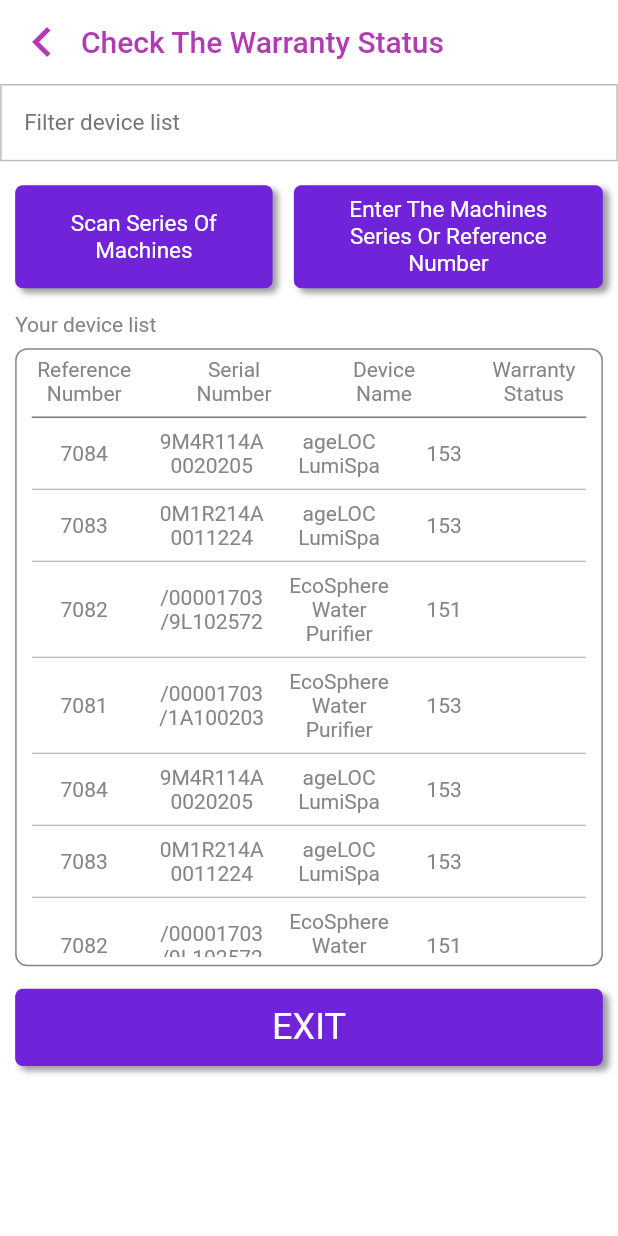
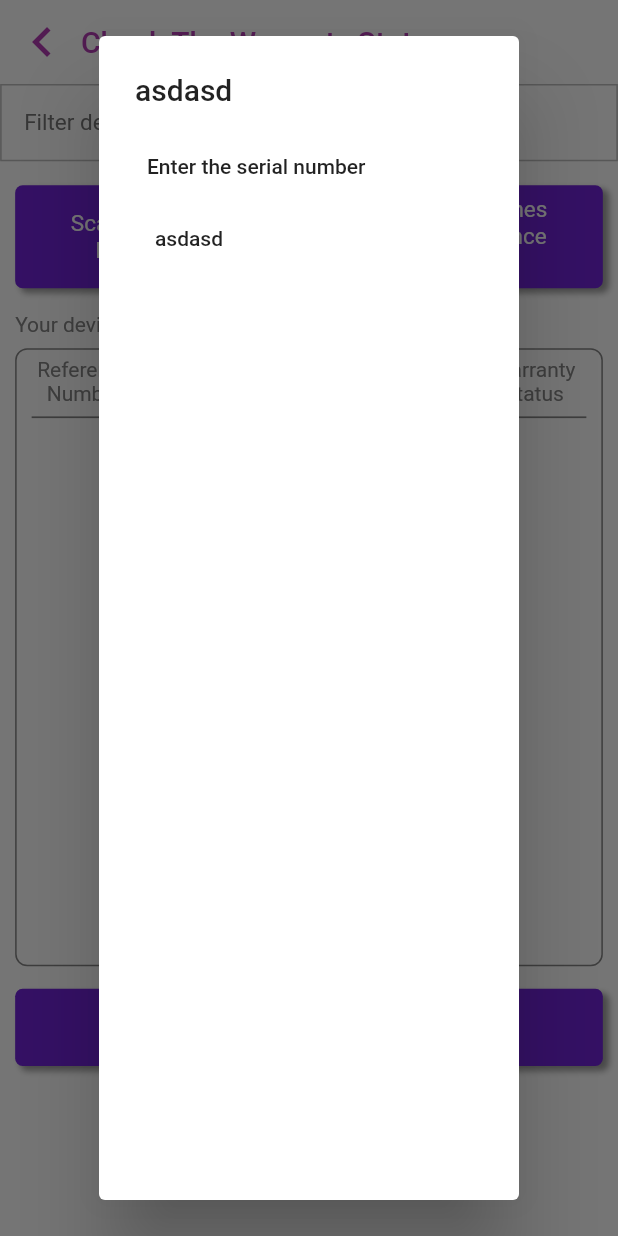
Before and after one commit to tanvu2804/project-internship, a Flutter app: the screen it shows after launch, after a tap on "Enter The Machines Series Or Reference N", on a phone screen of 412 x 824 dp. Run offline on Flutter 3.47's test engine with Material 2 defaults, Android fonts, the phone set to English and light mode, and no system bars.

Commit message:
[update][22-8-2022]

```diff
--- a/lib/main.dart
+++ b/lib/main.dart
@@ -22,7 +22,12 @@ class _MyAppState extends State<MyApp> {
       debugShowCheckedModeBanner: false,
       theme: ThemeData(),
       // onGenerateRoute: _appRoutes.onGenerateRoute,
-      home: Status_Warranty_View(),
+      // home: Status_Warranty_View(),
+      initialRoute: '/',
+      routes: {
+        '/': (_) => Status_Warranty_View(),
+        // '/enter': (_) => Enter_View()
+      },
     );
   }
 }
--- a/lib/modules/Status_Warranty/view/Check_Status_Warranty_view.dart
+++ b/lib/modules/Status_Warranty/view/Check_Status_Warranty_view.dart
@@ -1,6 +1,7 @@
 import 'package:flutter/material.dart';
 import 'package:project_internship/constants/app_colors.dart';
 import 'package:project_internship/constants/app_string.dart';
+import 'package:project_internship/modules/Status_Warranty/view/Enter_Machines_View.dart';
 
 class Status_Warranty_View extends StatefulWidget {
   const Status_Warranty_View({Key? key}) : super(key: key);
@@ -225,7 +226,7 @@ class _Status_Warranty_ViewState extends State<Status_Warranty_View> {
                             // ),
                           ),
                           onTap: () {
-                            print('c');
+                            Show_Dialog_Alert_Enter(context);
                           },
                         ),
                       ],
@@ -292,7 +293,7 @@ class _Status_Warranty_ViewState extends State<Status_Warranty_View> {
                             thickness: 1.15,
                             color: Color(0xff858585),
                           ),
-                          fill_in_Data(),
+                          // fill_in_Data(),
                         ],
                       ),
                     ),
@@ -463,3 +464,10 @@ class Row_Title_Warranty_Status extends StatelessWidget {
         width: 70);
   }
 }
+
+// Widget Fill_In_Widget_ListView() {
+//   return ListView.builder(
+//     itemCount: item.length,
+//     itemBuilder: (Buildcontext context, int index) {},
+//   );
+// }
--- /dev/null
+++ b/lib/modules/Status_Warranty/view/Enter_Machines_View.dart
@@ -0,0 +1,25 @@
+import 'package:flutter/cupertino.dart';
+import 'package:flutter/material.dart';
+
+void Show_Dialog_Alert_Enter(BuildContext context) {
+  showDialog(
+    context: context,
+    builder: (_) => AlertDialog(
+      title: Text('asdasd'),
+      content: Column(
+        crossAxisAlignment: CrossAxisAlignment.start,
+        children: [
+          FlatButton(
+            onPressed: () {},
+            child: Text('Enter the serial number'),
+          ),
+          FlatButton(
+            onPressed: () {},
+            child: Text('asdasd'),
+          ),
+        ],
+      ),
+      contentPadding: EdgeInsets.all(16.0),
+    ),
+  );
+}
```
Also changed, not shown: 5 other files.
